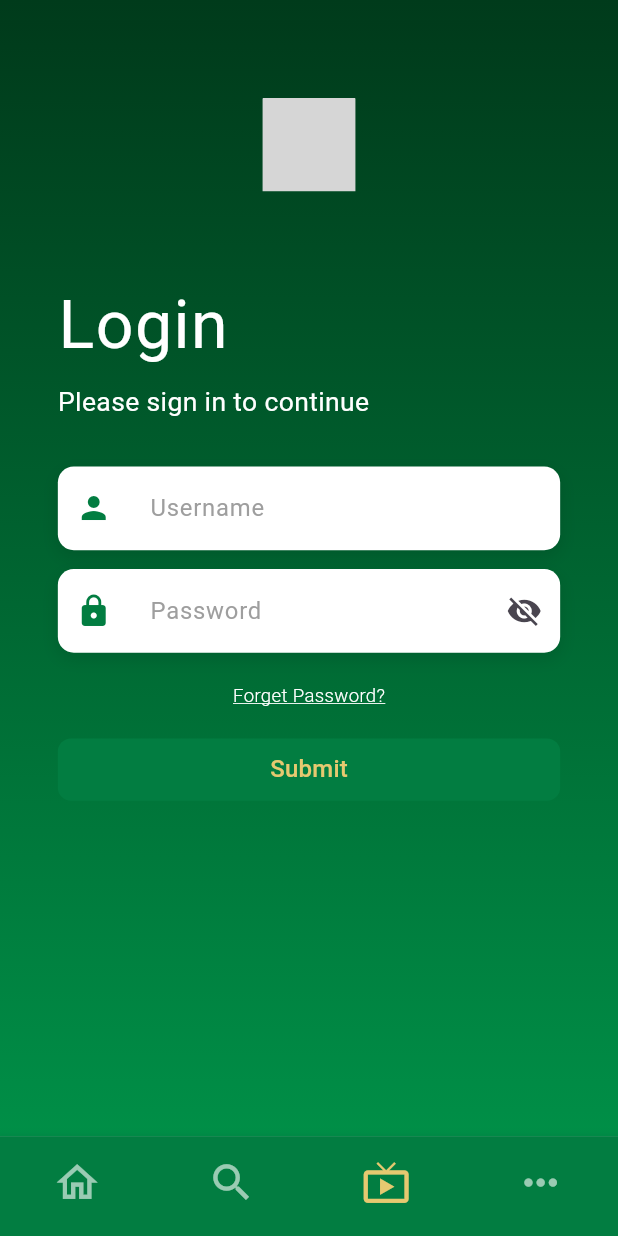
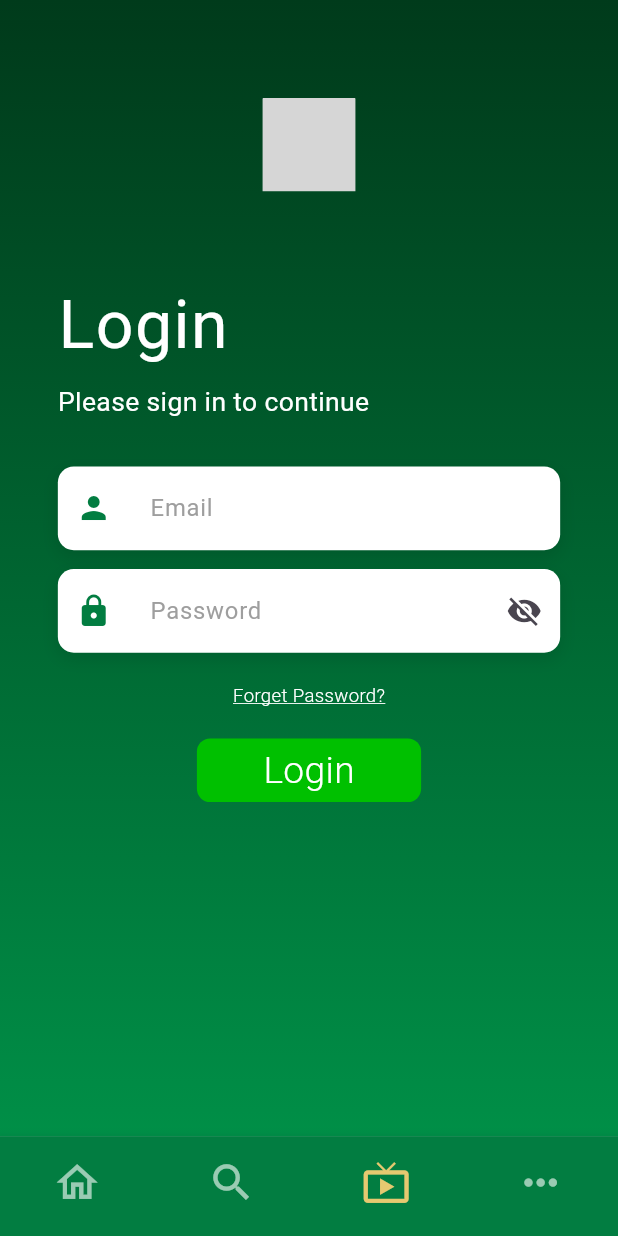
Before and after one commit to Minal1411/carotv, a Flutter app: the screen it shows after launch, item 3 of the bottom bar chosen, on a phone screen of 412 x 824 dp. Run offline on Flutter 3.47's test engine with Material 3 defaults, Android fonts, the phone set to English and light mode, and no system bars; drawn by our look-alikes of flutter_form_builder; our stand-ins replace awesome_snackbar_content, bloc, dartz, dio, equatable, flutter_bloc and 7 more; Roboto replaces fonts that are missing (GilroyRegular); project files that could hold a hidden picture were left out; grey boxes are pictures that could not be loaded.

Commit message:
updated primary button and appstyles

```diff
--- a/lib/core/presentation/components/primary_button.dart
+++ b/lib/core/presentation/components/primary_button.dart
@@ -1,4 +1,5 @@
 import 'package:carotv/core/resources/app_colors.dart';
+import 'package:carotv/core/resources/app_styles.dart';
 import 'package:carotv/core/utils/enums.dart';
 import 'package:flutter/material.dart';
 import 'package:flutter_screenutil/flutter_screenutil.dart';
@@ -16,10 +17,11 @@ class PrimaryButton extends StatelessWidget {
   @override
   Widget build(BuildContext context) {
     return Container(
-      width: double.infinity,
-      height: 47.h,
+      width: 156.w,
+      height: 48.h,
       decoration: BoxDecoration(
-          color: AppColors.primary, borderRadius: BorderRadius.circular(10.r)),
+          color: AppColors.buttonColor,
+          borderRadius: BorderRadius.circular(10.r)),
       child: Center(
         child: status == RequestStatus.loading
             ? SizedBox(
@@ -32,9 +34,8 @@ class PrimaryButton extends StatelessWidget {
               )
             : Text(
                 buttonName,
-                style: Theme.of(context).textTheme.titleMedium?.copyWith(
-                      color: AppColors.classicYellow,
-                    ),
+                style:
+                    AppTextStyle.lightText28.copyWith(color: AppColors.white),
               ),
       ),
     );
--- a/lib/core/resources/app_colors.dart
+++ b/lib/core/resources/app_colors.dart
@@ -5,9 +5,11 @@ class AppColors {
   static const secondary = Color(0xff66BB6A);
   static const primaryBackground = Color(0xff02843e);
   static const secondaryBackground = Color(0xff5CB85C);
+  static const white = Color(0xffffffff);
   static const primaryText = Color(0xFF242424);
   static const secondaryText = Colors.white;
   static const primaryBtnText = Colors.white;
+  static const buttonColor = Color(0xff00c000);
   static const error = Colors.red;
   static const black = Colors.black;
   static const inactiveColor = Color(0x26ffffff);
--- a/lib/core/resources/app_styles.dart
+++ b/lib/core/resources/app_styles.dart
@@ -49,6 +49,10 @@ abstract class AppTextStyle {
     fontFamily: 'GilroyRegular',
     fontWeight: FontWeight.w700,
     fontSize: 12.sp,
+  );
+
+  static TextStyle semiBoldText = TextStyle(
+    fontFamily: 'GilroySemiBold',
   );
 
   ///SemiBold Text 18sp
@@ -241,6 +245,12 @@ abstract class AppTextStyle {
     fontSize: 11.sp,
   );
 
+  static TextStyle lightText28 = TextStyle(
+    fontFamily: 'GilroyRegular',
+    fontWeight: FontWeight.w300,
+    fontSize: 28.sp,
+  );
+
   ///Medium Text 12sp
   static TextStyle lightText12 = TextStyle(
     fontFamily: 'GilroyRegular',
--- a/lib/feature/auth/presentation/views/login_screen.dart
+++ b/lib/feature/auth/presentation/views/login_screen.dart
@@ -90,9 +90,9 @@ class _LoginScreenState extends State<LoginScreen> {
                       children: [
                         const CarotvTextField(
                           fieldName: 'username',
-                          hint: 'Username',
+                          hint: 'Email',
                           extraValidator: Validator.textValidator,
-                          label: 'Username',
+                          label: 'Email',
                           prefixIcon: Icon(
                             Icons.person,
                             color: AppColors.primary,
@@ -129,7 +129,7 @@ class _LoginScreenState extends State<LoginScreen> {
                           },
                           child: PrimaryButton(
                             status: state.status,
-                            buttonName: 'Submit',
+                            buttonName: 'Login',
                           ),
                         ),
                       ],
--- a/pubspec.yaml
+++ b/pubspec.yaml
@@ -54,6 +54,7 @@ flutter:
     - assets/images/
     - assets/icons/
     - assets/svg/
+    - assets/fonts/
 
 fonts:
   - family: GilroyThin
```
